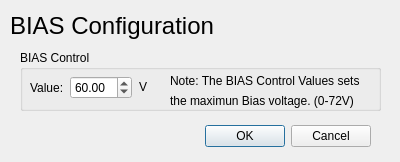
ecristal/daphne_gui, file dialogbiasconfiguration.ui: the form before one commit.
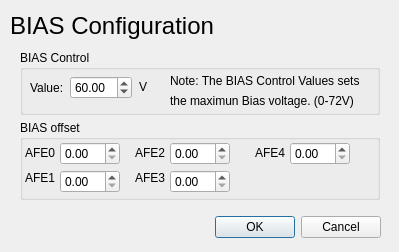
The form after the commit.

Diff of the .ui file:
```diff
--- a/dialogbiasconfiguration.ui
+++ b/dialogbiasconfiguration.ui
@@ -6,8 +6,8 @@
    <rect>
     <x>0</x>
     <y>0</y>
-    <width>400</width>
-    <height>162</height>
+    <width>399</width>
+    <height>252</height>
    </rect>
   </property>
   <property name="windowTitle">
@@ -16,10 +16,10 @@
   <widget class="QDialogButtonBox" name="buttonBox">
    <property name="geometry">
     <rect>
-     <x>30</x>
-     <y>120</y>
-     <width>341</width>
-     <height>32</height>
+     <x>210</x>
+     <y>210</y>
+     <width>171</width>
+     <height>35</height>
     </rect>
    </property>
    <property name="orientation">
@@ -52,8 +52,8 @@
     <rect>
      <x>20</x>
      <y>50</y>
-     <width>361</width>
-     <height>61</height>
+     <width>360</width>
+     <height>65</height>
     </rect>
    </property>
    <property name="title">
@@ -128,6 +128,164 @@
     </property>
    </widget>
   </widget>
+  <widget class="QGroupBox" name="groupBox_2">
+   <property name="geometry">
+    <rect>
+     <x>20</x>
+     <y>120</y>
+     <width>360</width>
+     <height>80</height>
+    </rect>
+   </property>
+   <property name="title">
+    <string>BIAS offset</string>
+   </property>
+   <widget class="QDoubleSpinBox" name="spinBox_AFE0_BiasOffset">
+    <property name="geometry">
+     <rect>
+      <x>40</x>
+      <y>22</y>
+      <width>60</width>
+      <height>23</height>
+     </rect>
+    </property>
+    <property name="maximum">
+     <double>1.000000000000000</double>
+    </property>
+    <property name="singleStep">
+     <double>0.100000000000000</double>
+    </property>
+   </widget>
+   <widget class="QDoubleSpinBox" name="spinBox_AFE1_BiasOffset">
+    <property name="geometry">
+     <rect>
+      <x>40</x>
+      <y>50</y>
+      <width>60</width>
+      <height>23</height>
+     </rect>
+    </property>
+    <property name="maximum">
+     <double>1.000000000000000</double>
+    </property>
+    <property name="singleStep">
+     <double>0.100000000000000</double>
+    </property>
+   </widget>
+   <widget class="QDoubleSpinBox" name="spinBox_AFE2_BiasOffset">
+    <property name="geometry">
+     <rect>
+      <x>150</x>
+      <y>22</y>
+      <width>60</width>
+      <height>23</height>
+     </rect>
+    </property>
+    <property name="maximum">
+     <double>1.000000000000000</double>
+    </property>
+    <property name="singleStep">
+     <double>0.100000000000000</double>
+    </property>
+   </widget>
+   <widget class="QDoubleSpinBox" name="spinBox_AFE3_BiasOffset">
+    <property name="geometry">
+     <rect>
+      <x>150</x>
+      <y>50</y>
+      <width>60</width>
+      <height>23</height>
+     </rect>
+    </property>
+    <property name="maximum">
+     <double>1.000000000000000</double>
+    </property>
+    <property name="singleStep">
+     <double>0.100000000000000</double>
+    </property>
+   </widget>
+   <widget class="QDoubleSpinBox" name="spinBox_AFE4_BiasOffset">
+    <property name="geometry">
+     <rect>
+      <x>270</x>
+      <y>22</y>
+      <width>60</width>
+      <height>23</height>
+     </rect>
+    </property>
+    <property name="maximum">
+     <double>1.000000000000000</double>
+    </property>
+    <property name="singleStep">
+     <double>0.100000000000000</double>
+    </property>
+   </widget>
+   <widget class="QLabel" name="label_6">
+    <property name="geometry">
+     <rect>
+      <x>5</x>
+      <y>25</y>
+      <width>31</width>
+      <height>16</height>
+     </rect>
+    </property>
+    <property name="text">
+     <string>AFE0</string>
+    </property>
+   </widget>
+   <widget class="QLabel" name="label_7">
+    <property name="geometry">
+     <rect>
+      <x>5</x>
+      <y>50</y>
+      <width>31</width>
+      <height>16</height>
+     </rect>
+    </property>
+    <property name="text">
+     <string>AFE1</string>
+    </property>
+   </widget>
+   <widget class="QLabel" name="label_8">
+    <property name="geometry">
+     <rect>
+      <x>115</x>
+      <y>25</y>
+      <width>31</width>
+      <height>16</height>
+     </rect>
+    </property>
+    <property name="text">
+     <string>AFE2</string>
+    </property>
+   </widget>
+   <widget class="QLabel" name="label_9">
+    <property name="geometry">
+     <rect>
+      <x>115</x>
+      <y>50</y>
+      <width>31</width>
+      <height>16</height>
+     </rect>
+    </property>
+    <property name="text">
+     <string>AFE3</string>
+    </property>
+   </widget>
+   <widget class="QLabel" name="label_10">
+    <property name="geometry">
+     <rect>
+      <x>235</x>
+      <y>25</y>
+      <width>31</width>
+      <height>16</height>
+     </rect>
+    </property>
+    <property name="text">
+     <string>AFE4</string>
+    </property>
+   </widget>
+  </widget>
  </widget>
  <resources/>
  <connections>
```
